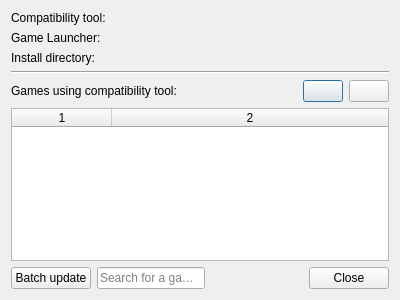
Qt form pupgui2/resources/ui/pupgui2_ctinfodialog.ui (DavidoTek/ProtonUp-Qt) before a commit.
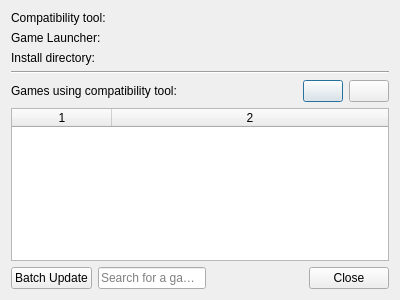
The same form after that commit. Icons and pictures are not drawn.

Commit message: CtInfo: Batch update -> Batch Update

Diff of the .ui file:
```diff
--- a/pupgui2/resources/ui/pupgui2_ctinfodialog.ui
+++ b/pupgui2/resources/ui/pupgui2_ctinfodialog.ui
@@ -177,7 +177,7 @@
      <item>
       <widget class="QPushButton" name="btnBatchUpdate">
        <property name="text">
-        <string>Batch update</string>
+        <string>Batch Update</string>
        </property>
       </widget>
      </item>
```
